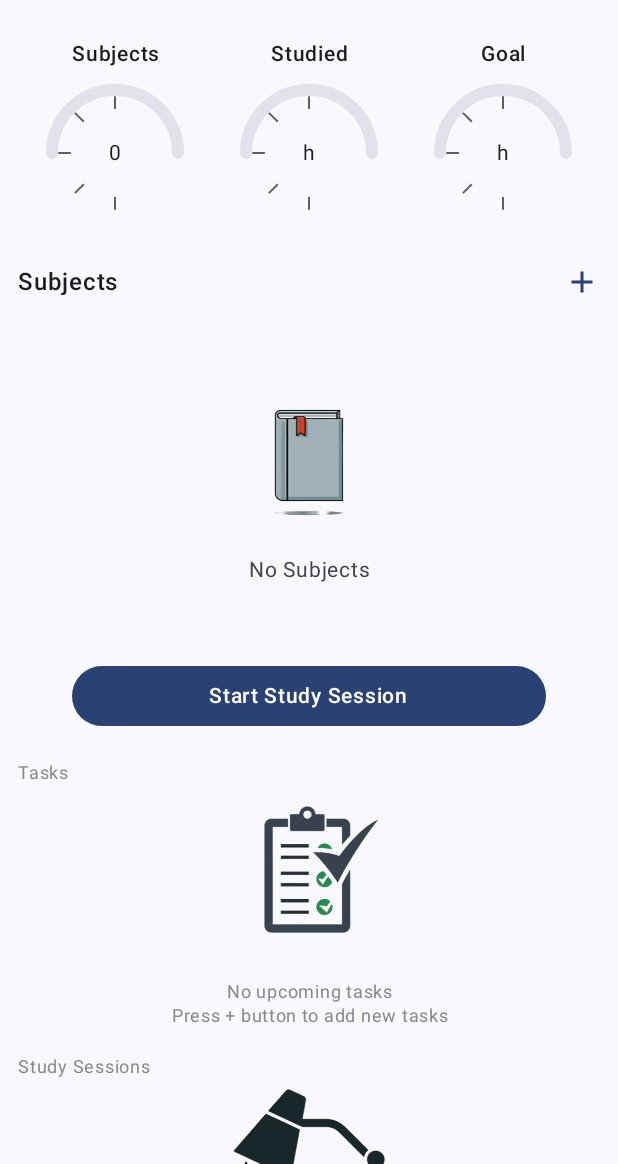
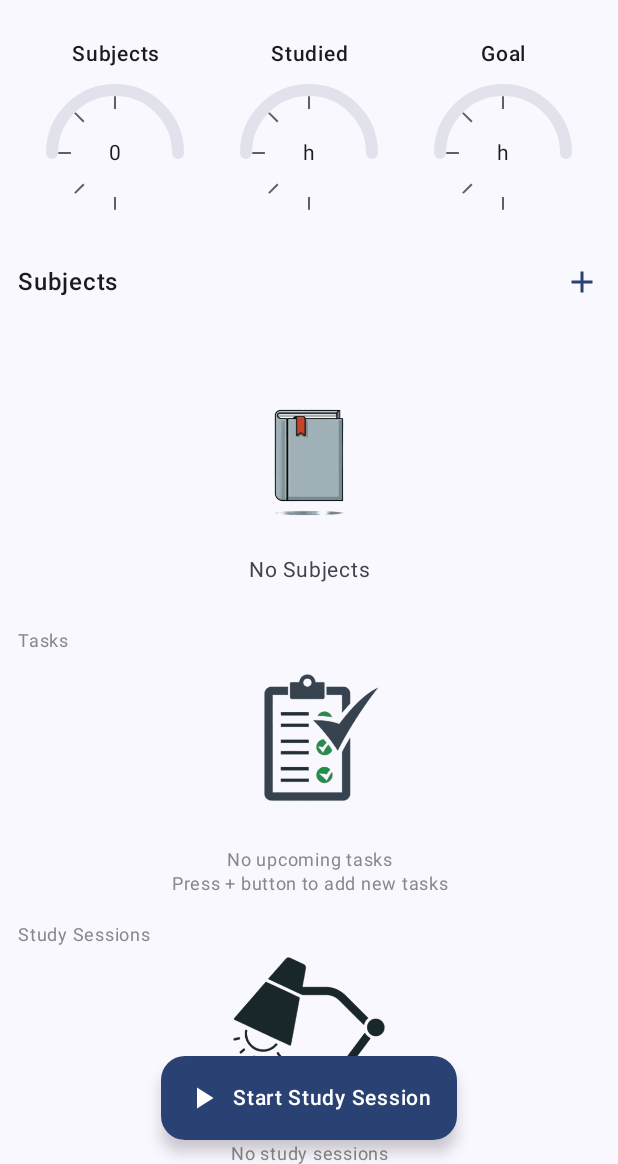
Before and after one commit to sbhjt-gr/mydenfocus, an Android app built with Jetpack Compose: the composable DashBoardScreenRoute shown on its own in the app's theme, on a phone screen of 412 x 824 dp, the part 72-1236 px from its top. Run offline under Robolectric (Android 15) with nearby library versions, the light colour scheme and no system bars; our stand-ins replace Dagger/Hilt's generated code, Room's generated code; libraries missing offline, so code that uses them is left out: com.ramcosta.composedestinations; 4 statements that could not run were skipped.

Commit message:
add floating button for -start study session-

```diff
--- a/app/src/main/java/com/gorai/myedenfocus/presentation/dashboard/DashboardScreen.kt
+++ b/app/src/main/java/com/gorai/myedenfocus/presentation/dashboard/DashboardScreen.kt
@@ -17,6 +17,7 @@ import androidx.compose.foundation.lazy.LazyRow
 import androidx.compose.foundation.lazy.items
 import androidx.compose.material.icons.Icons
 import androidx.compose.material.icons.filled.Add
+import androidx.compose.material.icons.filled.PlayArrow
 import androidx.compose.material3.Button
 import androidx.compose.material3.CenterAlignedTopAppBar
 import androidx.compose.material3.ExperimentalMaterial3Api
@@ -65,6 +66,8 @@ import com.ramcosta.composedestinations.annotation.RootNavGraph
 import com.ramcosta.composedestinations.navigation.DestinationsNavigator
 import kotlinx.coroutines.flow.SharedFlow
 import kotlinx.coroutines.flow.collectLatest
+import androidx.compose.material3.FloatingActionButton
+import androidx.compose.material3.FabPosition
 
 @RootNavGraph(start = true)
 @Destination(
@@ -167,9 +170,33 @@ private fun DashboardScreen(
         snackbarHost = { SnackbarHost(hostState = snackbarHostState) },
         topBar = {
             DashboardScreenTopBar()
-        }
-        ) {
-        paddingValues -> LazyColumn(
+        },
+        floatingActionButton = {
+            FloatingActionButton(
+                onClick = onStartSessionButtonClick,
+                containerColor = MaterialTheme.colorScheme.primary,
+                contentColor = MaterialTheme.colorScheme.onPrimary
+            ) {
+                Row(
+                    modifier = Modifier.padding(horizontal = 16.dp),
+                    horizontalArrangement = Arrangement.Center,
+                    verticalAlignment = Alignment.CenterVertically
+                ) {
+                    Icon(
+                        imageVector = Icons.Default.PlayArrow,
+                        contentDescription = "Start Session"
+                    )
+                    Spacer(modifier = Modifier.width(8.dp))
+                    Text(
+                        text = "Start Study Session",
+                        color = MaterialTheme.colorScheme.onPrimary
+                    )
+                }
+            }
+        },
+        floatingActionButtonPosition = FabPosition.Center
+    ) { paddingValues ->
+        LazyColumn(
             modifier = Modifier
                 .fillMaxSize()
                 .padding(paddingValues)
@@ -193,16 +220,6 @@ private fun DashboardScreen(
                     },
                     onSubjectCardClick = onSubjectCardClick
                 )
-            }
-            item {
-                Button(
-                    onClick = onStartSessionButtonClick,
-                    modifier = Modifier
-                        .fillMaxWidth()
-                        .padding(horizontal = 48.dp, vertical = 20.dp)
-                ) {
-                    Text(text = "Start Study Session")
-                }
             }
             tasksList(
                 sectionTitle = "Upcoming Tasks",
```
